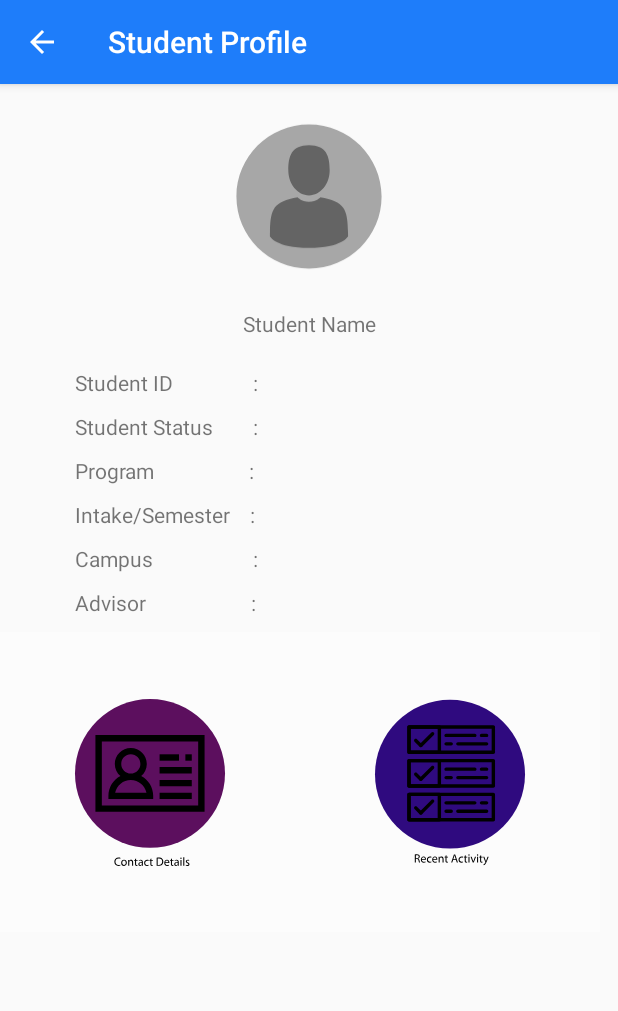
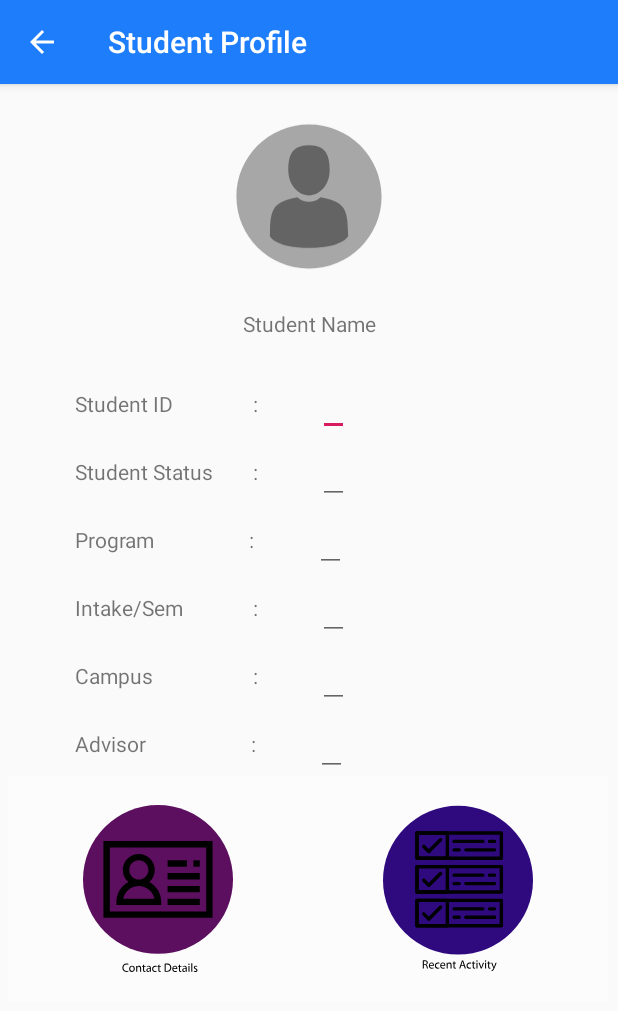
Before and after one commit to syazshamsudin/UnitenMosqueApps, an Android app: the StudentProfileActivity screen opened directly, with no data from a screen before it, on a phone screen of 412 x 824 dp. Shown: the top 1011 px of the screen. Run offline under Robolectric (Android 15) with nearby library versions, the phone set to English and light mode, and no system bars.

Commit message:
Updated 5/2/2020

```diff
--- a/EventScheduler/app/src/main/java/com/example/eventscheduler/StudentProfileActivity.java
+++ b/EventScheduler/app/src/main/java/com/example/eventscheduler/StudentProfileActivity.java
@@ -1,14 +1,28 @@
 package com.example.eventscheduler;
 
 import android.os.Bundle;
+import android.widget.EditText;
+import android.widget.EditText;
 
 import androidx.appcompat.app.AppCompatActivity;
 
 public class StudentProfileActivity extends AppCompatActivity {
 
+    EditText text1, text2, text3, text4, text5, text6;
+
     protected void onCreate(Bundle savedInstanceState) {
         super.onCreate(savedInstanceState);
         setContentView(R.layout.student_profile_page);
 
+        text1 = (EditText) findViewById(R.id.content1);
+        text2 = (EditText) findViewById(R.id.content2);
+        text3 = (EditText) findViewById(R.id.content3);
+        text4 = (EditText) findViewById(R.id.content4);
+        text5 = (EditText) findViewById(R.id.content5);
+        text6 = (EditText) findViewById(R.id.content6);
+
+
     }
+
+
 }
--- a/EventScheduler/app/src/main/res/layout/adapter_view_layout.xml
+++ b/EventScheduler/app/src/main/res/layout/adapter_view_layout.xml
@@ -18,7 +18,7 @@
             android:layout_height="fill_parent"
             android:background="@color/backgroundcolor"
             android:padding="18dip"
-            android:text="Date"
+            android:text=""
             android:textColor="#000"
             android:textSize="18dp"
             android:id="@+id/textView1"/>
@@ -28,7 +28,7 @@
             android:layout_height="fill_parent"
             android:background="@color/backgroundcolor"
             android:padding="18dip"
-            android:text="Duration"
+            android:text=""
             android:textColor="#000"
             android:textSize="18dp"
             android:id="@+id/textView2"/>
@@ -38,7 +38,7 @@
             android:layout_height="fill_parent"
             android:background="@color/backgroundcolor"
             android:padding="18dip"
-            android:text="Event name"
+            android:text=""
             android:textColor="#000"
             android:textSize="18dp"
             android:id="@+id/textView3"/>
--- /dev/null
+++ b/EventScheduler/app/src/main/res/layout/event_details_page.xml
@@ -0,0 +1,6 @@
+<?xml version="1.0" encoding="utf-8"?>
+<LinearLayout xmlns:android="http://schemas.android.com/apk/res/android"
+    android:orientation="vertical" android:layout_width="match_parent"
+    android:layout_height="match_parent">
+
+</LinearLayout>
--- a/EventScheduler/app/src/main/res/layout/student_profile_page.xml
+++ b/EventScheduler/app/src/main/res/layout/student_profile_page.xml
@@ -51,13 +51,20 @@
                 android:id="@+id/textView"
                 android:layout_width="match_parent"
                 android:layout_height="wrap_content"
-                android:layout_marginRight="50dp"
+                android:layout_marginRight="20dp"
                 android:layout_marginLeft="50dp"
                 android:paddingBottom="10dp"
                 android:text="Student ID                :" />
 
 
+            <EditText
 
+                android:id="@+id/content1"
+                android:layout_width="wrap_content"
+                android:layout_height="wrap_content"
+                android:layout_marginLeft="20dp"
+                android:layout_marginRight="20dp"
+                android:text="" />
 
 
 
@@ -71,13 +78,22 @@
             android:orientation="horizontal">
 
         <TextView
-            android:id="@+id/textView4"
+            android:id="@+id/student_status"
             android:layout_width="match_parent"
             android:layout_height="wrap_content"
-            android:layout_marginRight="50dp"
+            android:layout_marginRight="20dp"
             android:layout_marginLeft="50dp"
             android:paddingBottom="10dp"
             android:text="Student Status        :" />
+
+            <EditText
+
+                android:id="@+id/content2"
+                android:layout_width="wrap_content"
+                android:layout_height="wrap_content"
+                android:layout_marginLeft="20dp"
+                android:layout_marginRight="20dp"
+                android:text="" />
 
         </LinearLayout>
 
@@ -89,13 +105,22 @@
 
 
         <TextView
-            android:id="@+id/textView5"
+            android:id="@+id/student_program"
             android:layout_width="match_parent"
             android:layout_height="wrap_content"
-            android:layout_marginRight="50dp"
+            android:layout_marginRight="20dp"
             android:layout_marginLeft="50dp"
             android:paddingBottom="10dp"
             android:text="Program                   :" />
+
+            <EditText
+
+                android:id="@+id/content3"
+                android:layout_width="wrap_content"
+                android:layout_height="wrap_content"
+                android:layout_marginLeft="20dp"
+                android:layout_marginRight="20dp"
+                android:text="" />
 
 
         </LinearLayout>
@@ -109,14 +134,22 @@
 
 
         <TextView
-            android:id="@+id/textView6"
+            android:id="@+id/intake_sem"
             android:layout_width="match_parent"
             android:layout_height="wrap_content"
-            android:layout_marginRight="50dp"
+            android:layout_marginRight="20dp"
             android:layout_marginLeft="50dp"
             android:paddingBottom="10dp"
-            android:text="Intake/Semester    :" />
+            android:text="Intake/Sem              :" />
 
+            <EditText
+
+                android:id="@+id/content4"
+                android:layout_width="wrap_content"
+                android:layout_height="wrap_content"
+                android:layout_marginLeft="20dp"
+                android:layout_marginRight="20dp"
+                android:text="" />
 
         </LinearLayout>
 
@@ -129,13 +162,22 @@
 
 
         <TextView
-            android:id="@+id/textView7"
+            android:id="@+id/campus"
             android:layout_width="match_parent"
             android:layout_height="wrap_content"
-            android:layout_marginRight="50dp"
+            android:layout_marginRight="20dp"
             android:layout_marginLeft="50dp"
             android:paddingBottom="10dp"
-            android:text="Campus                    :" />
+            android:text="Campus                    :"/>
+
+            <EditText
+
+                android:id="@+id/content5"
+                android:layout_width="wrap_content"
+                android:layout_height="wrap_content"
+                android:layout_marginLeft="20dp"
+                android:layout_marginRight="20dp"
+                android:text="" />
 
         </LinearLayout>
 
@@ -149,13 +191,24 @@
 
 
         <TextView
-            android:id="@+id/textView8"
+            android:id="@+id/advisor"
             android:layout_width="match_parent"
             android:layout_height="wrap_content"
-            android:layout_marginRight="50dp"
+            android:layout_marginRight="20dp"
             android:layout_marginLeft="50dp"
             android:paddingBottom="10dp"
             android:text="Advisor                     :" />
+
+        <EditText
+
+            android:id="@+id/content6"
+            android:layout_width="wrap_content"
+            android:layout_height="wrap_content"
+            android:layout_marginLeft="20dp"
+            android:layout_marginRight="20dp"
+
+            android:text="" />
+
 
 
         </LinearLayout>
@@ -172,14 +225,16 @@
         <ImageButton
             android:id="@+id/imageButton"
             android:layout_width="200dp"
-            android:layout_height="200dp"
+            android:layout_height="150dp"
+            android:layout_marginLeft="5dp"
             android:background="@color/backgroundcolor"
             app:srcCompat="@drawable/ic_contact_details_button" />
 
         <ImageButton
             android:id="@+id/imageButton2"
             android:layout_width="200dp"
-            android:layout_height="200dp"
+            android:layout_height="150dp"
+            android:layout_marginRight="5dp"
             android:background="@color/backgroundcolor"
             app:srcCompat="@drawable/ic_recent_activity_button" />
 
--- a/EventScheduler/app/src/main/res/values/strings.xml
+++ b/EventScheduler/app/src/main/res/values/strings.xml
@@ -8,6 +8,7 @@
     <string name="userprofilepage">User Profile</string>
     <string name="loginpage">Login</string>
     <string name="studentprofilepage1">Student Profile</string>
+    <string name="adminpage">Admin</string>
 
     <string name="aboutcontext1">UNITEN Mosque Apps is an application designed to help improve daily
         activity. The expansion and evolution of smart phones technologies have made society more
--- a/EventScheduler/build.gradle
+++ b/EventScheduler/build.gradle
@@ -8,6 +8,7 @@ buildscript {
     }
     dependencies {
         classpath 'com.android.tools.build:gradle:3.5.3'
+        classpath 'com.google.gms:google-services:4.2.0'
 
         // NOTE: Do not place your application dependencies here; they belong
         // in the individual module build.gradle files
```
Also changed, not shown: EventScheduler/app/build.gradle (+5 -2 lines), EventScheduler/app/src/main/AndroidManifest.xml (+13 -14 lines), EventScheduler/app/src/main/java/com/example/eventscheduler/AdminActivity.java (added, +16 -0 lines), EventScheduler/app/src/main/java/com/example/eventscheduler/BackgroundWorker.java (added, +98 -0 lines), EventScheduler/app/src/main/java/com/example/eventscheduler/LoginActivity.java (+33 -1 lines), EventScheduler/app/src/main/java/com/example/eventscheduler/ShowAllEventsActivity.java (+0 -24 lines), EventScheduler/app/src/main/res/layout/admin_page.xml (added, +11 -0 lines), EventScheduler/app/src/main/res/layout/login_page.xml (+14 -3 lines), EventScheduler/app/src/main/res/layout/show_all_events_page.xml (+51 -0 lines), 1 other file.
